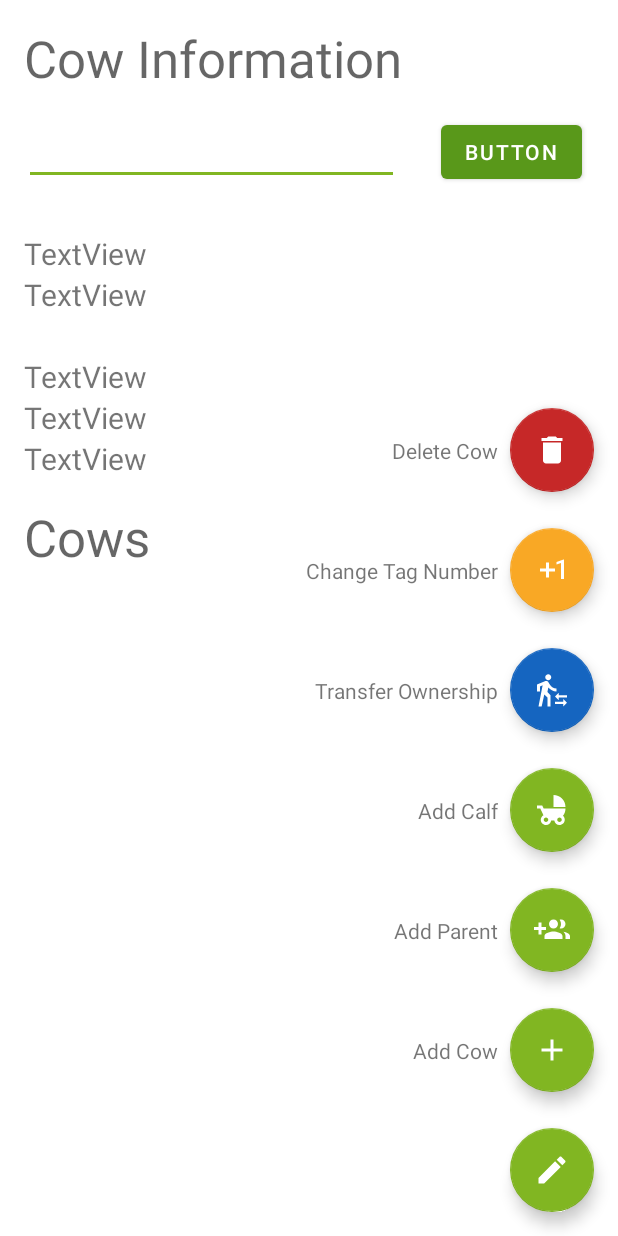
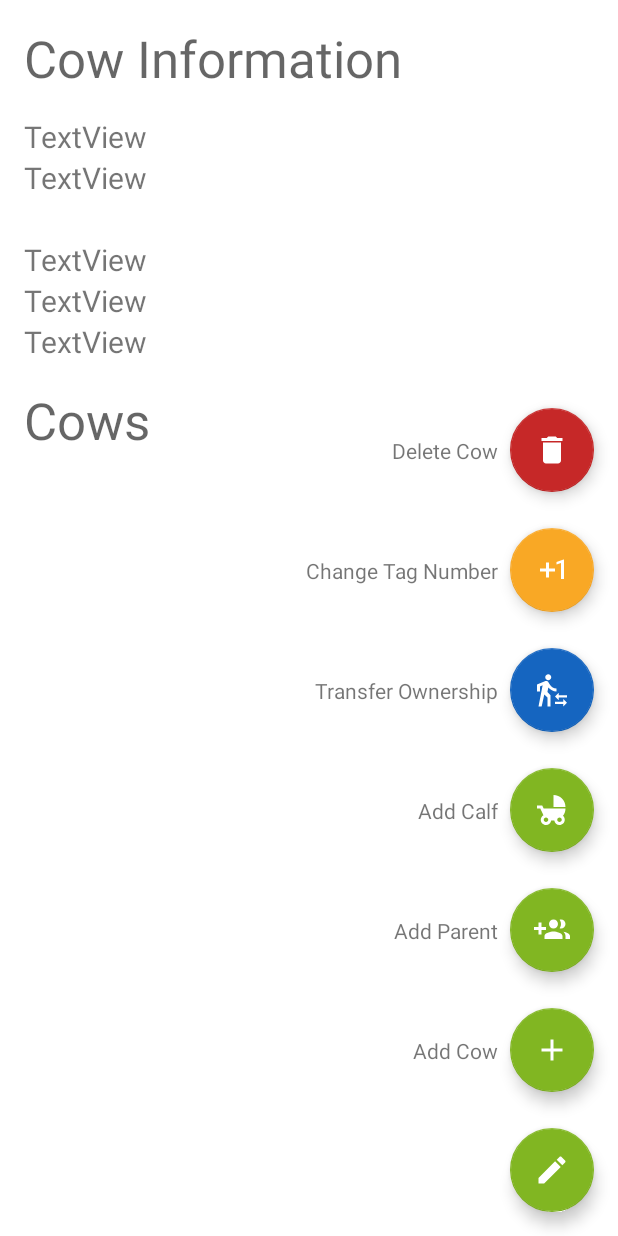
Before and after one commit to jforseth210/CattleDatabaseAndroid, an Android app: the layout fragment_cows.xml on its own in the app's theme, with its tools: preview values and no code run, on a phone screen of 412 x 824 dp. Run offline under Robolectric (Android 15) with nearby library versions, the phone set to English and light mode, and no system bars; network calls fail.

Commit message:
Delete cow lookup editText

```diff
--- a/app/src/main/res/layout/fragment_cows.xml
+++ b/app/src/main/res/layout/fragment_cows.xml
@@ -6,39 +6,17 @@
     android:layout_height="match_parent"
     tools:context=".ui.cows.CowFragment">
 
-    <Button
-        android:id="@+id/add_cow_button"
-        android:layout_width="wrap_content"
-        android:layout_height="wrap_content"
-        android:layout_marginEnd="24dp"
-        android:layout_marginRight="24dp"
-        android:text="Button"
-        app:layout_constraintEnd_toEndOf="parent"
-        app:layout_constraintHorizontal_bias="1.0"
-        app:layout_constraintStart_toStartOf="parent"
-        app:layout_constraintTop_toTopOf="@+id/editTextTagNumber" />
-
-    <EditText
-        android:id="@+id/editTextTagNumber"
-        android:layout_width="250dp"
-        android:layout_height="46dp"
-        android:layout_marginTop="16dp"
-        android:ems="10"
-        android:inputType="textPersonName"
-        app:layout_constraintStart_toStartOf="@+id/textView23"
-        app:layout_constraintTop_toBottomOf="@+id/textView23" />
-
     <LinearLayout
         android:id="@+id/cowLayout"
         android:layout_width="0dp"
         android:layout_height="wrap_content"
-        android:layout_marginTop="32dp"
+        android:layout_marginTop="16dp"
         android:layout_marginEnd="32dp"
         android:layout_marginRight="32dp"
         android:orientation="vertical"
         app:layout_constraintEnd_toEndOf="parent"
-        app:layout_constraintStart_toStartOf="@+id/editTextTagNumber"
-        app:layout_constraintTop_toBottomOf="@+id/editTextTagNumber">
+        app:layout_constraintStart_toStartOf="@+id/textView23"
+        app:layout_constraintTop_toBottomOf="@+id/textView23">
 
         <TextView
             android:id="@+id/textViewTagNumber"
```
Also changed, not shown: app/src/main/java/tech/jforseth/cattledatabase/ui/cows/CowFragment.java (+11 -14 lines).
